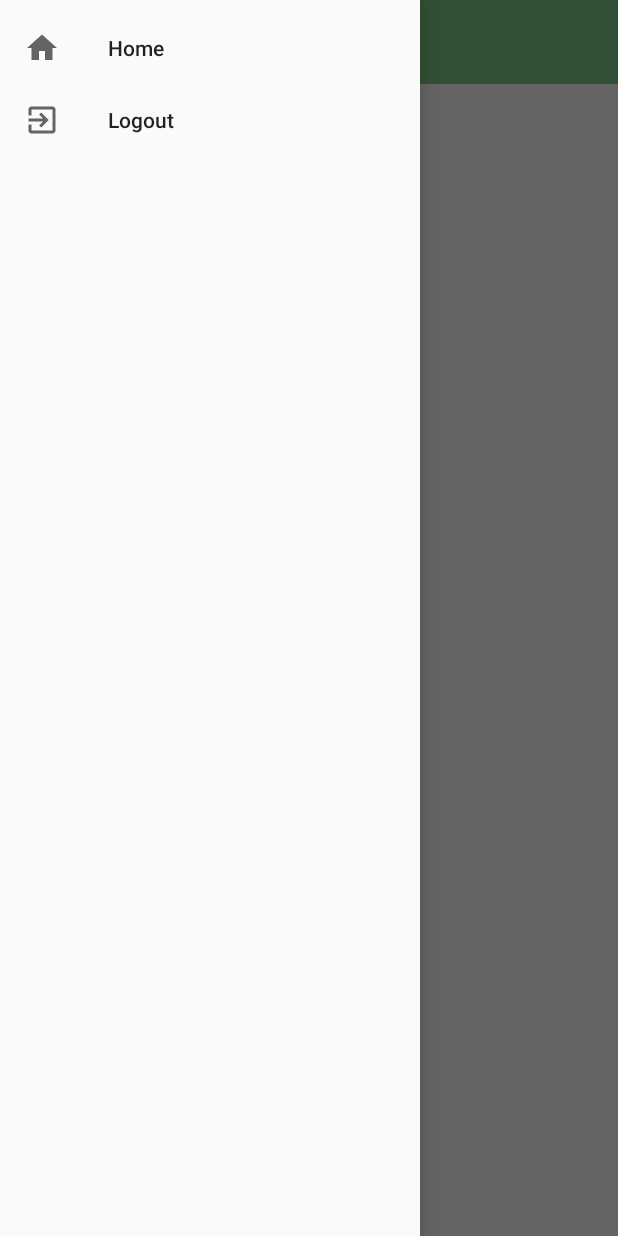
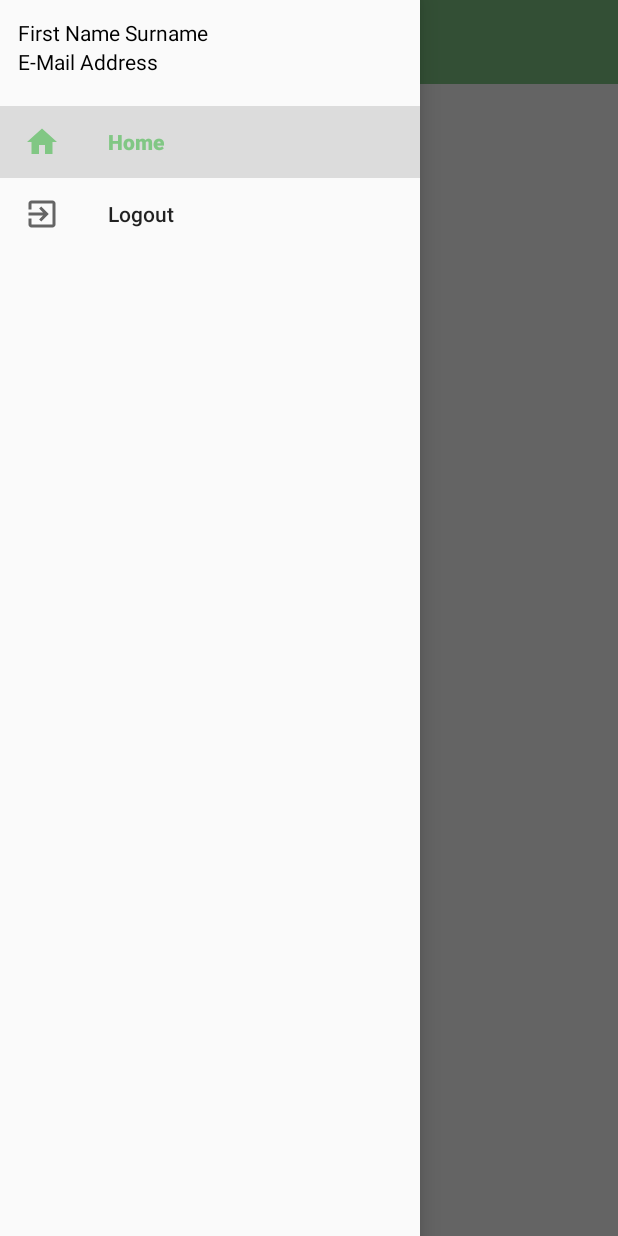
Before and after one commit to Floatjitsu/Meet-A-Local, an Android app: the screen it shows after launch once a user with an empty profile is signed in (MainActivity), with the side drawer open, on a phone screen of 412 x 824 dp. Run offline under Robolectric (Android 15) with nearby library versions, the phone set to English and light mode, and no system bars; our stand-ins replace Firebase (no records; nobody signed in at launch, a user with empty details on screens opened directly).

Commit message:
added navigation drawer header

```diff
--- a/app/src/main/java/com/main/meetalocal/activity/MainActivity.java
+++ b/app/src/main/java/com/main/meetalocal/activity/MainActivity.java
@@ -22,6 +22,7 @@ import com.main.meetalocal.viewmodel.ViewModelUser;
 public class MainActivity extends AppCompatActivity {
 
     DrawerLayout mDrawerLayout;
+    NavigationView mNavigationView;
     Toolbar mToolbar;
     TextView mUserEmail, mUserFirstName;
 
@@ -31,12 +32,16 @@ public class MainActivity extends AppCompatActivity {
         setContentView(R.layout.activity_main);
 
         mDrawerLayout = findViewById(R.id.drawer_layout_main_activity);
+        mNavigationView = findViewById(R.id.navigation_view_main_activity);
 
         mUserEmail = findViewById(R.id.test_user_email);
         mUserFirstName = findViewById(R.id.test_user_first_name);
         mToolbar = findViewById(R.id.toolbar_main_activity);
 
         setUpToolbar();
+
+        mNavigationView.getMenu().getItem(0).setChecked(true);
+
 
         /*
 
--- a/app/src/main/res/layout/activity_main.xml
+++ b/app/src/main/res/layout/activity_main.xml
@@ -5,7 +5,8 @@
     android:id="@+id/drawer_layout_main_activity"
     android:layout_width="match_parent"
     android:layout_height="match_parent"
-    android:fitsSystemWindows="true">
+    android:fitsSystemWindows="true"
+    android:background="@color/colorSecondaryLight">
 
     <androidx.constraintlayout.widget.ConstraintLayout
         xmlns:tools="http://schemas.android.com/tools"
@@ -42,10 +43,12 @@
     </androidx.constraintlayout.widget.ConstraintLayout>
 
     <com.google.android.material.navigation.NavigationView
+        android:id="@+id/navigation_view_main_activity"
         android:layout_width="wrap_content"
         android:layout_height="match_parent"
-        android:fitsSystemWindows="true"
+        android:fitsSystemWindows="false"
         android:layout_gravity="start"
-        app:menu="@menu/navigation_drawer_menu"/>
+        app:menu="@menu/navigation_drawer_menu"
+        app:headerLayout="@layout/header_navigation_drawer"/>
 
 </androidx.drawerlayout.widget.DrawerLayout>
--- /dev/null
+++ b/app/src/main/res/layout/header_navigation_drawer.xml
@@ -0,0 +1,26 @@
+<?xml version="1.0" encoding="utf-8"?>
+<androidx.constraintlayout.widget.ConstraintLayout xmlns:android="http://schemas.android.com/apk/res/android"
+    android:layout_width="match_parent"
+    android:layout_height="wrap_content"
+    xmlns:app="http://schemas.android.com/apk/res-auto"
+    android:padding="12dp">
+
+    <TextView
+        android:id="@+id/text_navigation_header_names"
+        android:layout_width="wrap_content"
+        android:layout_height="wrap_content"
+        app:layout_constraintTop_toTopOf="parent"
+        app:layout_constraintLeft_toLeftOf="parent"
+        android:textColor="@color/textColor"
+        android:text="@string/navigation_drawer_header_names"/>
+
+    <TextView
+        android:id="@+id/text_navigation_header_email"
+        android:layout_width="wrap_content"
+        android:layout_height="wrap_content"
+        app:layout_constraintTop_toBottomOf="@id/text_navigation_header_names"
+        app:layout_constraintLeft_toLeftOf="parent"
+        android:textColor="@color/textColor"
+        android:text="@string/navigation_drawer_header_email"/>
+
+</androidx.constraintlayout.widget.ConstraintLayout>
--- a/app/src/main/res/menu/navigation_drawer_menu.xml
+++ b/app/src/main/res/menu/navigation_drawer_menu.xml
@@ -1,5 +1,7 @@
 <?xml version="1.0" encoding="utf-8"?>
 <menu xmlns:android="http://schemas.android.com/apk/res/android">
+
+    <group android:checkableBehavior="single">
 
         <item
             android:id="@+id/menu_item_home"
@@ -11,4 +13,6 @@
             android:icon="@drawable/ic_logout_grey_24dp"
             android:title="@string/navigation_drawer_logout"/>
 
+    </group>
+
 </menu>
--- a/app/src/main/res/values/strings.xml
+++ b/app/src/main/res/values/strings.xml
@@ -18,5 +18,9 @@
     <string name="navigation_drawer_menu_home">Home</string>
     <string name="navigation_drawer_logout">Logout</string>
 
+    <!-- Navigation Drawer Header Placeholders -->
+    <string name="navigation_drawer_header_names">First Name Surname</string>
+    <string name="navigation_drawer_header_email">E-Mail Address</string>
+
 
 </resources>
```
Lines whose indentation alone changed are shown as unchanged.
